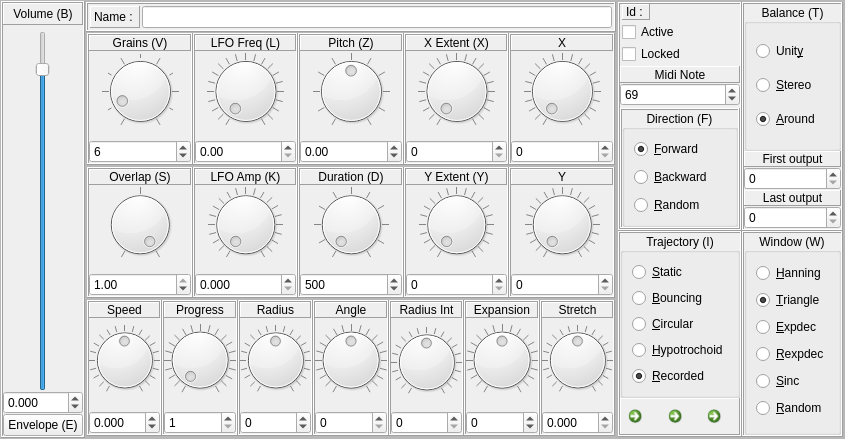
Qt form sources/interface/CloudDialog.ui (linuxmao-org/Frontieres) before a commit.
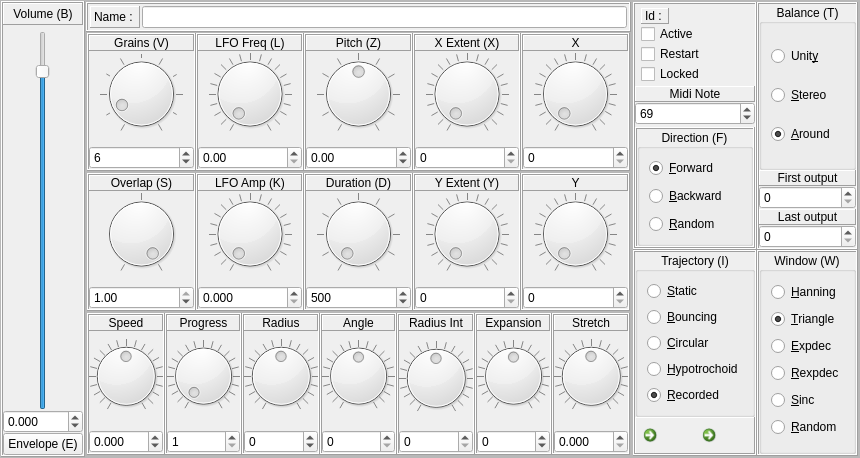
The same form after that commit. Icons and pictures are not drawn.

Patch:
```diff
--- a/sources/interface/CloudDialog.ui
+++ b/sources/interface/CloudDialog.ui
@@ -6,8 +6,8 @@
    <rect>
     <x>0</x>
     <y>0</y>
-    <width>845</width>
-    <height>439</height>
+    <width>860</width>
+    <height>458</height>
    </rect>
   </property>
   <property name="sizePolicy">
@@ -4471,16 +4471,16 @@
               </property>
               <layout class="QFormLayout" name="formLayout">
                <property name="horizontalSpacing">
-                <number>6</number>
+                <number>0</number>
                </property>
                <property name="verticalSpacing">
-                <number>2</number>
+                <number>0</number>
                </property>
                <property name="leftMargin">
-                <number>2</number>
+                <number>6</number>
                </property>
                <property name="topMargin">
-                <number>0</number>
+                <number>4</number>
                </property>
                <property name="rightMargin">
                 <number>0</number>
@@ -4488,7 +4488,7 @@
                <property name="bottomMargin">
                 <number>0</number>
                </property>
-               <item row="1" column="0">
+               <item row="0" column="0">
                 <widget class="QLabel" name="label_Id">
                  <property name="frameShape">
                   <enum>QFrame::Panel</enum>
@@ -4501,27 +4501,34 @@
                  </property>
                 </widget>
                </item>
-               <item row="1" column="1">
+               <item row="0" column="1">
                 <widget class="QLabel" name="label_Id_Value">
                  <property name="text">
                   <string/>
                  </property>
                 </widget>
                </item>
-               <item row="4" column="0">
+               <item row="1" column="0">
                 <widget class="QCheckBox" name="checkBox_Active">
                  <property name="text">
                   <string>Active</string>
                  </property>
                 </widget>
                </item>
-               <item row="5" column="0">
+               <item row="3" column="0">
                 <widget class="QCheckBox" name="checkBox_Locked">
                  <property name="text">
                   <string>Locked</string>
                  </property>
                 </widget>
                </item>
+               <item row="2" column="0">
+                <widget class="QCheckBox" name="checkBox_Restart">
+                 <property name="text">
+                  <string>Restart</string>
+                 </property>
+                </widget>
+               </item>
               </layout>
              </widget>
             </item>
@@ -4882,7 +4889,7 @@
                <item row="0" column="0">
                 <widget class="QCommandLinkButton" name="commandLinkButton_stop">
                  <property name="sizePolicy">
-                  <sizepolicy hsizetype="Minimum" vsizetype="Minimum">
+                  <sizepolicy hsizetype="Ignored" vsizetype="Maximum">
                    <horstretch>0</horstretch>
                    <verstretch>0</verstretch>
                   </sizepolicy>
@@ -4915,7 +4922,7 @@
                <item row="0" column="1">
                 <widget class="QCommandLinkButton" name="commandLinkButton_go">
                  <property name="sizePolicy">
-                  <sizepolicy hsizetype="Minimum" vsizetype="Minimum">
+                  <sizepolicy hsizetype="Ignored" vsizetype="Maximum">
                    <horstretch>0</horstretch>
                    <verstretch>0</verstretch>
                   </sizepolicy>
@@ -4945,39 +4952,6 @@
                  </property>
                 </widget>
                </item>
-               <item row="0" column="2">
-                <widget class="QCommandLinkButton" name="commandLinkButton_record">
-                 <property name="sizePolicy">
-                  <sizepolicy hsizetype="Minimum" vsizetype="Minimum">
-                   <horstretch>0</horstretch>
-                   <verstretch>0</verstretch>
-                  </sizepolicy>
-                 </property>
-                 <property name="focusPolicy">
-                  <enum>Qt::NoFocus</enum>
-                 </property>
-                 <property name="text">
-                  <string/>
-                 </property>
-                 <property name="icon">
-                  <iconset theme="boutontransport" resource="../../resources/buttons.qrc">
-                   <normaloff>:/resources/boutonstransports-1-6.png</normaloff>
-                   <normalon>:/resources/boutonstransports-1-5.png</normalon>:/resources/boutonstransports-1-6.png</iconset>
-                 </property>
-                 <property name="iconSize">
-                  <size>
-                   <width>15</width>
-                   <height>15</height>
-                  </size>
-                 </property>
-                 <property name="checkable">
-                  <bool>true</bool>
-                 </property>
-                 <property name="checked">
-                  <bool>false</bool>
-                 </property>
-                </widget>
-               </item>
               </layout>
              </widget>
             </item>
```
